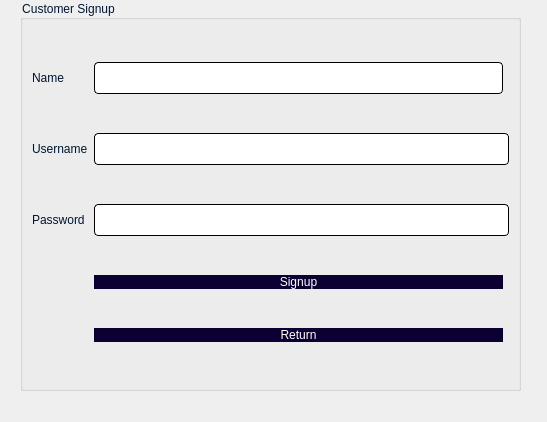
Before: the Qt Designer form BookHaven_(library+bookshop)/customer_signup.ui in akibhaider/BOOK_HAVEN, drawn with Qt 5.
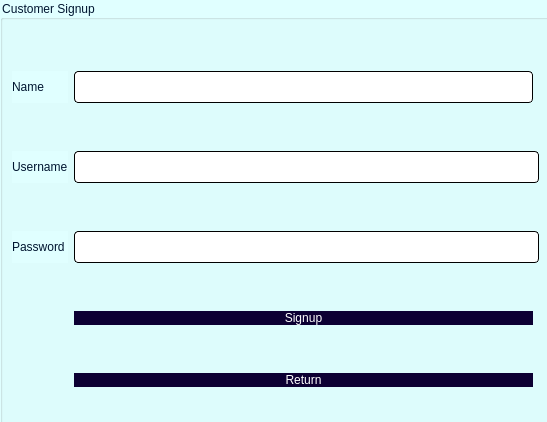
After: the same form once the commit is applied.

What changed in the file:
```diff
--- a/BookHaven_(library+bookshop)/customer_signup.ui
+++ b/BookHaven_(library+bookshop)/customer_signup.ui
@@ -16,14 +16,15 @@
   <widget class="QGroupBox" name="groupBox">
    <property name="geometry">
     <rect>
-     <x>20</x>
+     <x>0</x>
      <y>0</y>
-     <width>501</width>
-     <height>391</height>
+     <width>551</width>
+     <height>441</height>
     </rect>
    </property>
    <property name="styleSheet">
     <string notr="true">font: 700 20pt &quot;Yu Gothic&quot;;
+background-color: rgb(224, 255, 255);
 border-color: rgb(196, 178, 255);
 border-color: rgb(170, 0, 255);
 color: rgb(0, 21, 48);</string>
```
